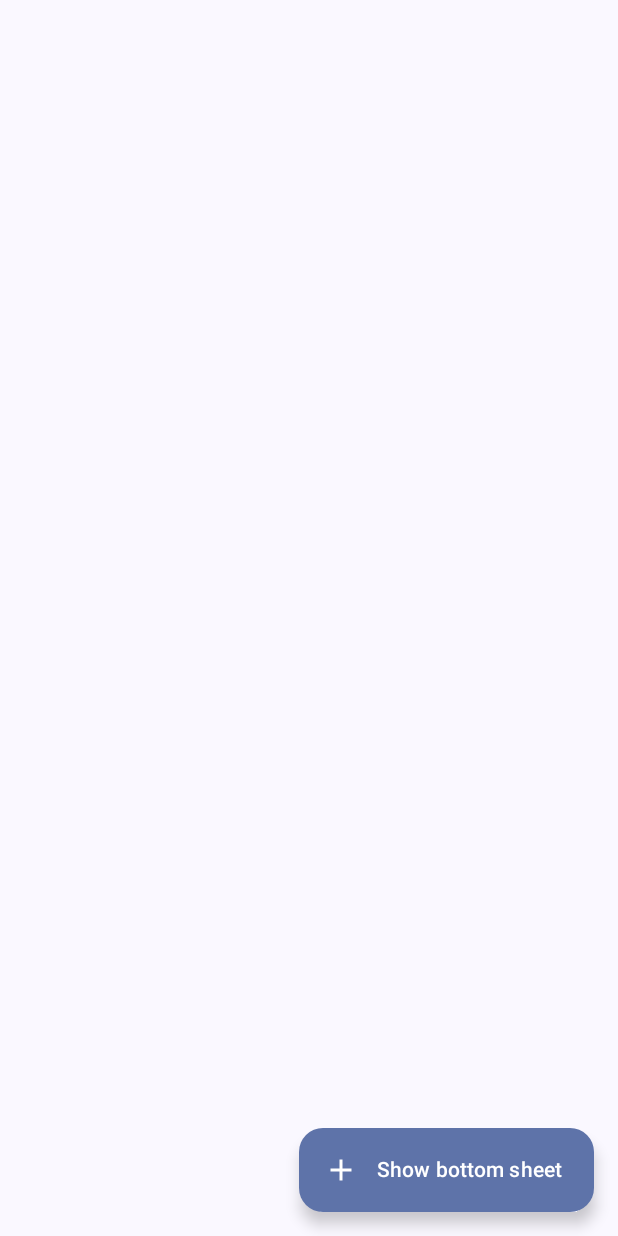
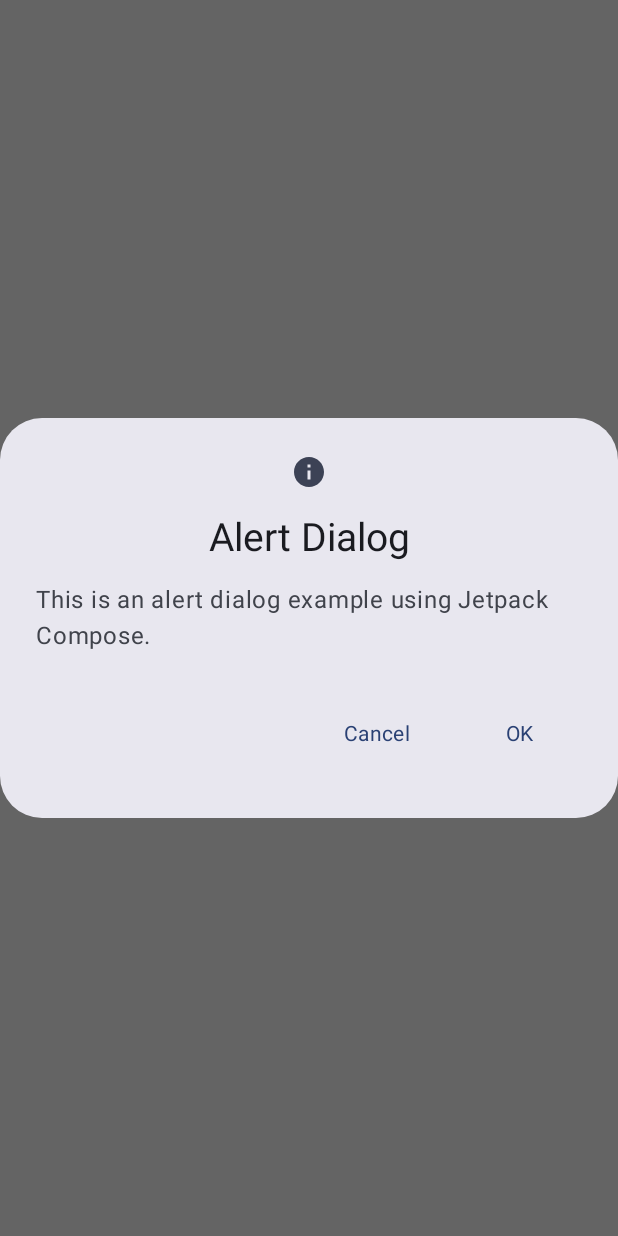
Before and after one commit to Laurina23/Compose-UIcomponents, an Android app built with Jetpack Compose: the screen it shows after launch (MainActivity), on a phone screen of 412 x 824 dp. Run offline under Robolectric (Android 15) with nearby library versions, the phone set to English and light mode, and no system bars.

Commit message:
implemented alert dialog

```diff
--- a/UIcomponents/app/src/main/java/com/example/uicomponents/MainActivity.kt
+++ b/UIcomponents/app/src/main/java/com/example/uicomponents/MainActivity.kt
@@ -5,14 +5,14 @@ import androidx.activity.ComponentActivity
 import androidx.activity.compose.setContent
 import androidx.compose.foundation.layout.*
 import androidx.compose.material.icons.Icons
-import androidx.compose.material.icons.filled.Add
+import androidx.compose.material.icons.filled.Info
 import androidx.compose.material3.*
 import androidx.compose.runtime.*
-import androidx.compose.ui.Alignment
 import androidx.compose.ui.Modifier
+import androidx.compose.ui.graphics.vector.ImageVector
 import androidx.compose.ui.unit.dp
+import androidx.compose.ui.unit.sp
 import com.example.uicomponents.ui.theme.UIcomponentsTheme
-import kotlinx.coroutines.launch
 
 class MainActivity : ComponentActivity() {
     @OptIn(ExperimentalMaterial3Api::class)
@@ -20,58 +20,59 @@ class MainActivity : ComponentActivity() {
         super.onCreate(savedInstanceState)
         setContent {
             UIcomponentsTheme {
-                val sheetState = rememberModalBottomSheetState()
-                val scope = rememberCoroutineScope()
-                var showBottomSheet by remember { mutableStateOf(false) }
-                Scaffold(
-                    floatingActionButton = {
-                        ExtendedFloatingActionButton(
-                            text = { Text("Show bottom sheet") },
-                            icon = { Icon(Icons.Filled.Add, contentDescription = "") },
-                            onClick = {
-                                showBottomSheet = true
-                            }
-                        )
-                    }
-                ) { paddingValues ->
-                    Column(
-                        modifier = Modifier
-                            .padding(paddingValues)
-                            .fillMaxSize(),
-                        verticalArrangement = Arrangement.Center,
-                        horizontalAlignment = Alignment.CenterHorizontally
-                    ) {
-                        if (showBottomSheet) {
-                            ModalBottomSheet(
-                                onDismissRequest = {
-                                    showBottomSheet = false
-                                },
-                                sheetState = sheetState
-                            ) {
-                                Column(
-                                    modifier = Modifier
-                                        .padding(16.dp)
-                                        .fillMaxWidth()
-                                        .wrapContentHeight(),
-                                    verticalArrangement = Arrangement.spacedBy(16.dp),
-                                    horizontalAlignment = Alignment.CenterHorizontally
-                                ) {
-                                    Text("Bottom Sheet Content")
-                                    Button(onClick = {
-                                        scope.launch { sheetState.hide() }.invokeOnCompletion {
-                                            if (!sheetState.isVisible) {
-                                                showBottomSheet = false
-                                            }
-                                        }
-                                    }) {
-                                        Text("Hide bottom sheet")
-                                    }
-                                }
-                            }
-                        }
-                    }
-                }
+                AlertDialogExample(
+                    onDismissRequest = {},
+                    onConfirmation = {},
+                    dialogTitle = "Alert Dialog",
+                    dialogText = "This is an alert dialog example using Jetpack Compose.",
+                    icon = Icons.Default.Info
+                )
             }
         }
     }
 }
+
+@OptIn(ExperimentalMaterial3Api::class)
+@Composable
+fun AlertDialogExample(
+    onDismissRequest: () -> Unit,
+    onConfirmation: () -> Unit,
+    dialogTitle: String,
+    dialogText: String,
+    icon: ImageVector,
+) {
+    AlertDialog(
+        icon = {
+            Icon(icon, contentDescription = "Alert Icon")
+        },
+        title = {
+            Text(text = dialogTitle, fontSize = 26.sp)
+        },
+        text = {
+            Text(text = dialogText, style = MaterialTheme.typography.bodyLarge)
+        },
+        onDismissRequest = {
+            onDismissRequest()
+        },
+        confirmButton = {
+            TextButton(
+                onClick = {
+                    onConfirmation()
+                },
+                modifier = Modifier.padding(horizontal = 12.dp, vertical = 8.dp)
+            ) {
+                Text("OK", style = MaterialTheme.typography.bodyMedium)
+            }
+        },
+        dismissButton = {
+            TextButton(
+                onClick = {
+                    onDismissRequest()
+                },
+                modifier = Modifier.padding(horizontal = 12.dp, vertical = 8.dp)
+            ) {
+                Text("Cancel", style = MaterialTheme.typography.bodyMedium)
+            }
+        }
+    )
+}
```
Also changed, not shown: UIcomponents/app/src/main/res/drawable/jetpack_compose_icon.png (added), 1 other file.
